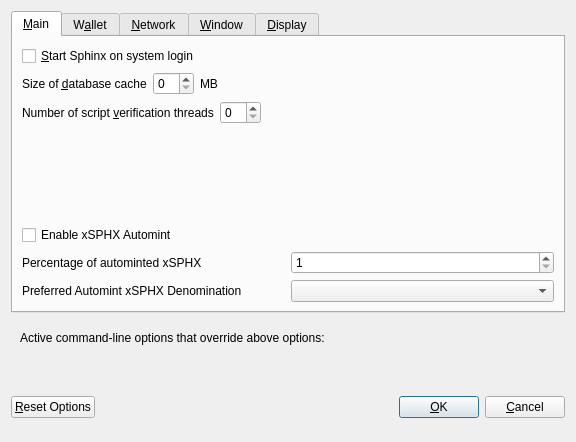
sphinxcoin/sphinx, file src/qt/forms/optionsdialog.ui: the form before one commit.
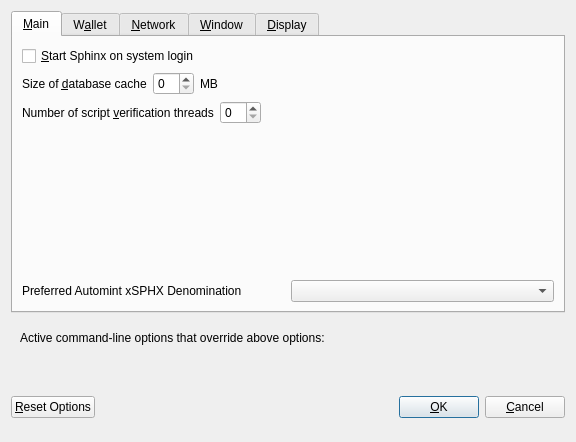
The form after the commit. Custom widgets are drawn as their Qt base class.

Commit message: hide zero option

```diff
--- a/src/qt/forms/optionsdialog.ui
+++ b/src/qt/forms/optionsdialog.ui
@@ -130,7 +130,7 @@
          </property>
         </spacer>
        </item>
-       <item>
+       <!--<item>
         <widget class="QCheckBox" name="checkBoxZeromintEnable">
          <property name="toolTip">
           <string>Enable automatic minting of Sphinx units to xSPHX</string>
@@ -142,8 +142,8 @@
           <string>Enable xSPHX Automint</string>
          </property>
         </widget>
-       </item>
-       <item>
+       </item>-->
+       <!--<item>
         <layout class="QHBoxLayout" name="horizontalLayout_3">
          <item>
           <widget class="QLabel" name="percentage_label">
@@ -154,8 +154,8 @@
             <string>Percentage of autominted xSPHX</string>
            </property>
           </widget>
-         </item>
-         <item>
+         </item>-->
+         <!--<item>
           <widget class="QSpinBox" name="zeromintPercentage">
            <property name="minimum">
             <number>1</number>
@@ -166,7 +166,7 @@
           </widget>
          </item>
         </layout>
-       </item>
+       </item>-->
        <item>
         <layout class="QHBoxLayout" name="horizontalLayout" stretch="0,0">
          <property name="sizeConstraint">
```
The commit also changes 1 other file.
